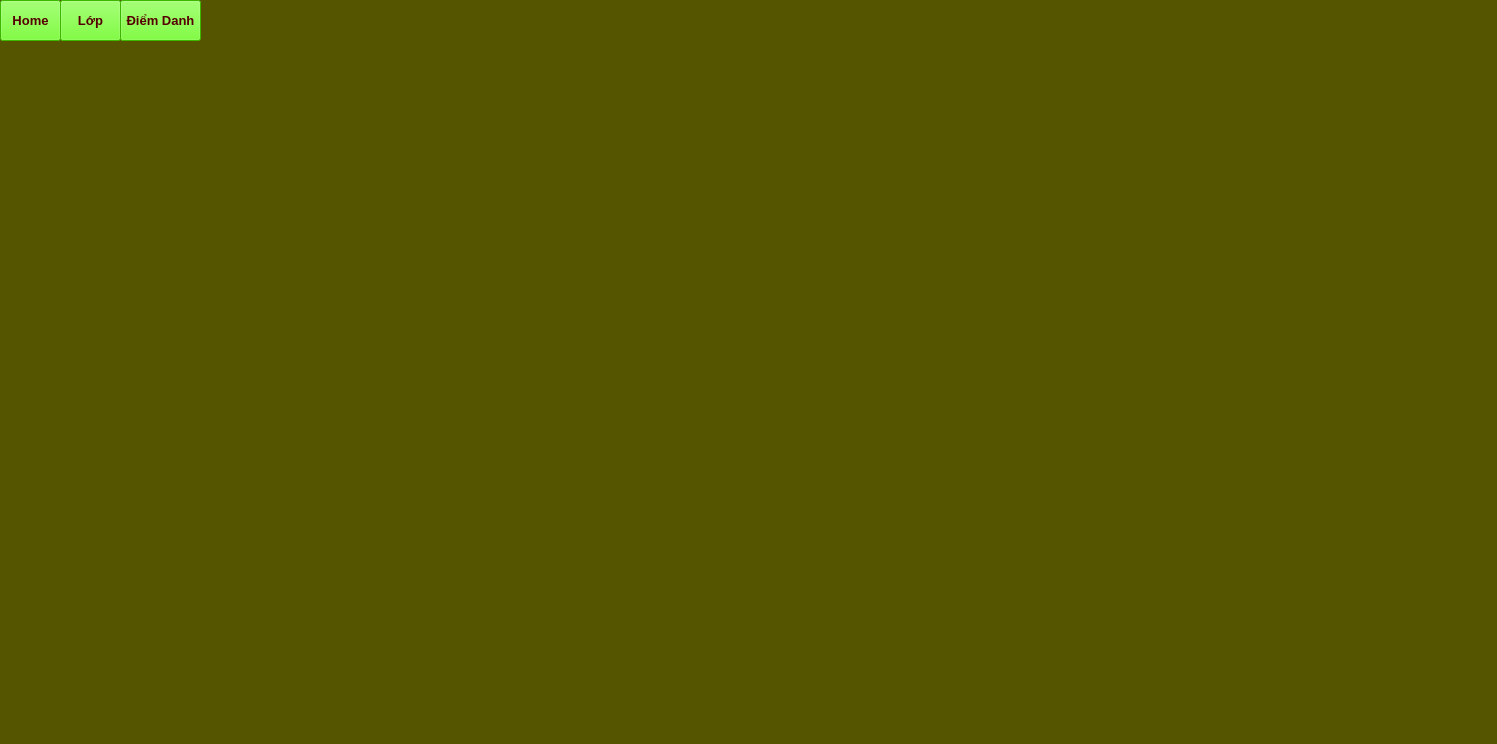
First picture: the form in app.ui, repository namkuner/Student_Attendance, before the edit.
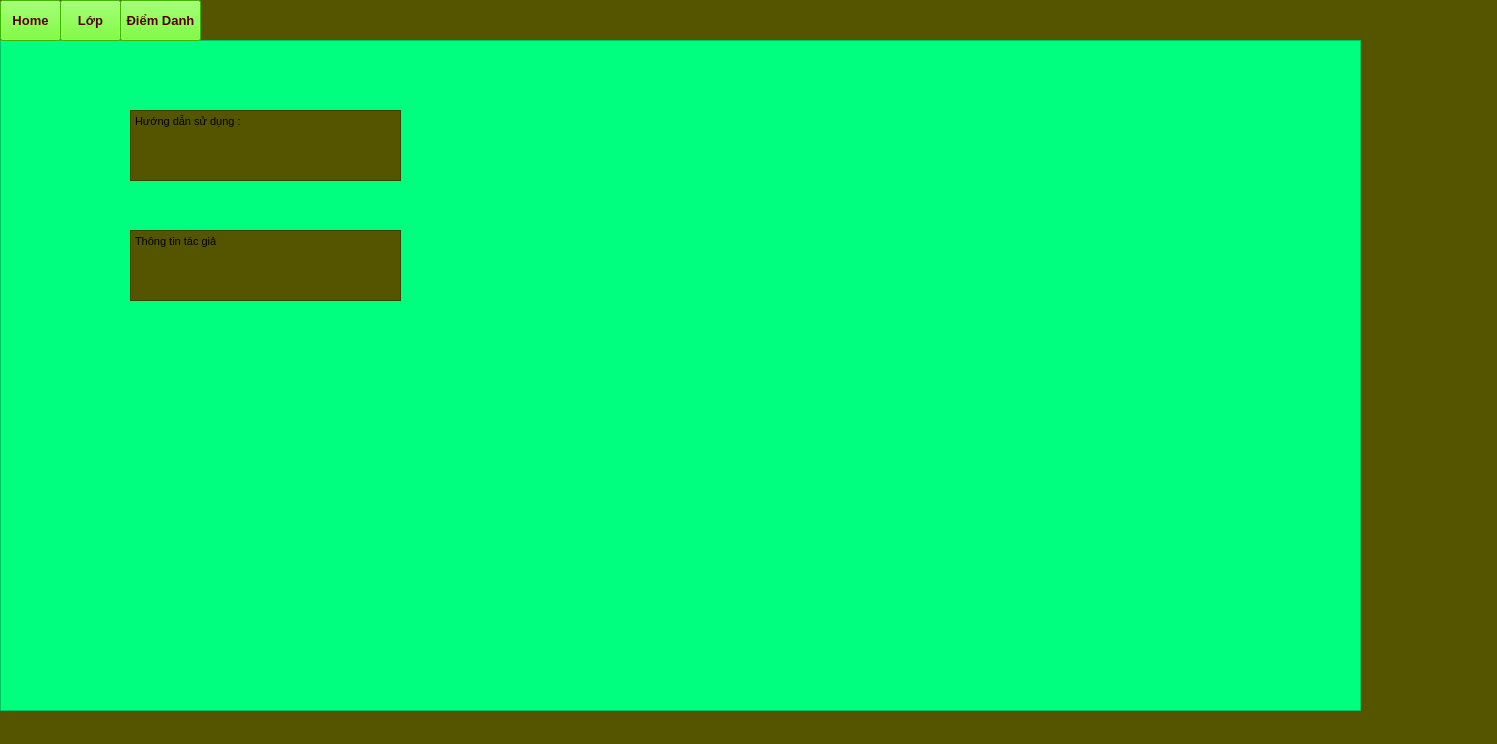
Second picture: the form after the edit. The open tabs and pages were chosen to show the change.

```diff
--- a/app.ui
+++ b/app.ui
@@ -162,7 +162,55 @@
     <property name="currentIndex">
      <number>2</number>
     </property>
-    <widget class="QWidget" name="page_home"/>
+    <widget class="QWidget" name="page_home">
+     <widget class="QTableWidget" name="tableWidget">
+      <property name="geometry">
+       <rect>
+        <x>0</x>
+        <y>0</y>
+        <width>1361</width>
+        <height>671</height>
+       </rect>
+      </property>
+      <property name="styleSheet">
+       <string notr="true">background-color: rgb(0, 255, 127);</string>
+      </property>
+     </widget>
+     <widget class="QTextEdit" name="textEdit">
+      <property name="geometry">
+       <rect>
+        <x>130</x>
+        <y>70</y>
+        <width>271</width>
+        <height>71</height>
+       </rect>
+      </property>
+      <property name="html">
+       <string>&lt;!DOCTYPE HTML PUBLIC &quot;-//W3C//DTD HTML 4.0//EN&quot; &quot;http://www.w3.org/TR/REC-html40/strict.dtd&quot;&gt;
+&lt;html&gt;&lt;head&gt;&lt;meta name=&quot;qrichtext&quot; content=&quot;1&quot; /&gt;&lt;style type=&quot;text/css&quot;&gt;
+p, li { white-space: pre-wrap; }
+&lt;/style&gt;&lt;/head&gt;&lt;body style=&quot; font-family:'MS Shell Dlg 2'; font-size:8.25pt; font-weight:400; font-style:normal;&quot;&gt;
+&lt;p style=&quot; margin-top:0px; margin-bottom:0px; margin-left:0px; margin-right:0px; -qt-block-indent:0; text-indent:0px;&quot;&gt;Hướng dẫn sử dụng : &lt;/p&gt;&lt;/body&gt;&lt;/html&gt;</string>
+      </property>
+     </widget>
+     <widget class="QTextEdit" name="textEdit_2">
+      <property name="geometry">
+       <rect>
+        <x>130</x>
+        <y>190</y>
+        <width>271</width>
+        <height>71</height>
+       </rect>
+      </property>
+      <property name="html">
+       <string>&lt;!DOCTYPE HTML PUBLIC &quot;-//W3C//DTD HTML 4.0//EN&quot; &quot;http://www.w3.org/TR/REC-html40/strict.dtd&quot;&gt;
+&lt;html&gt;&lt;head&gt;&lt;meta name=&quot;qrichtext&quot; content=&quot;1&quot; /&gt;&lt;style type=&quot;text/css&quot;&gt;
+p, li { white-space: pre-wrap; }
+&lt;/style&gt;&lt;/head&gt;&lt;body style=&quot; font-family:'MS Shell Dlg 2'; font-size:8.25pt; font-weight:400; font-style:normal;&quot;&gt;
+&lt;p style=&quot; margin-top:0px; margin-bottom:0px; margin-left:0px; margin-right:0px; -qt-block-indent:0; text-indent:0px;&quot;&gt;Thông tin tác giả&lt;/p&gt;&lt;/body&gt;&lt;/html&gt;</string>
+      </property>
+     </widget>
+    </widget>
     <widget class="QWidget" name="page_class">
      <property name="palette">
       <palette>
```
Left out of the diff: 27 changed lines with no effect on the pictures.
